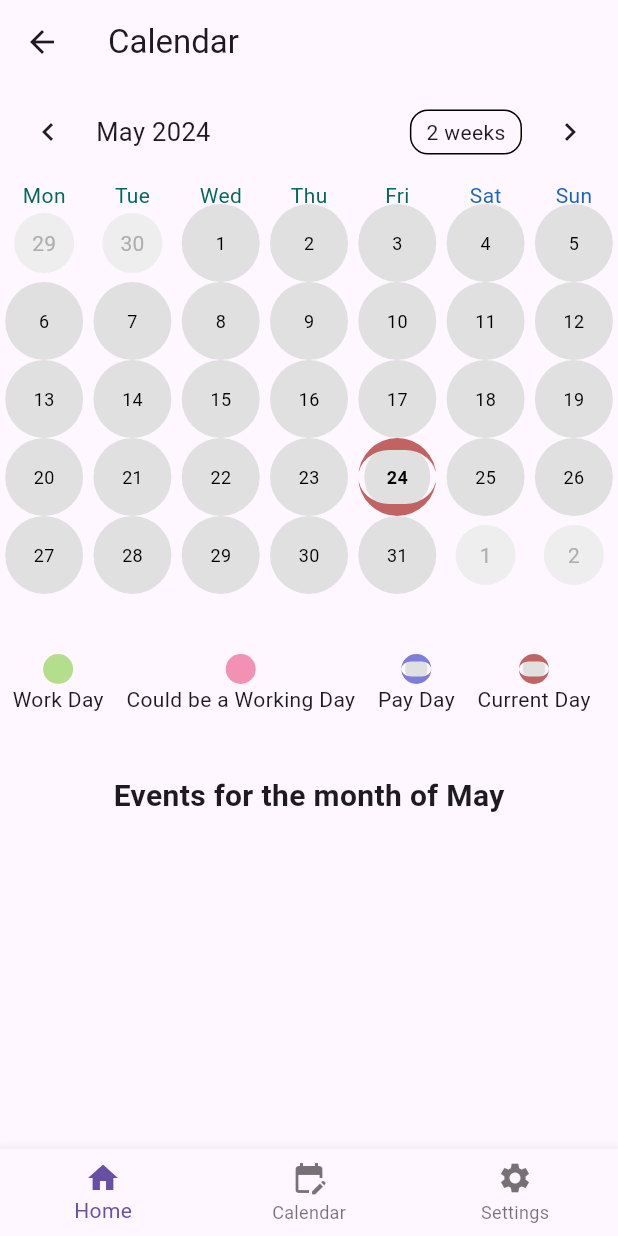
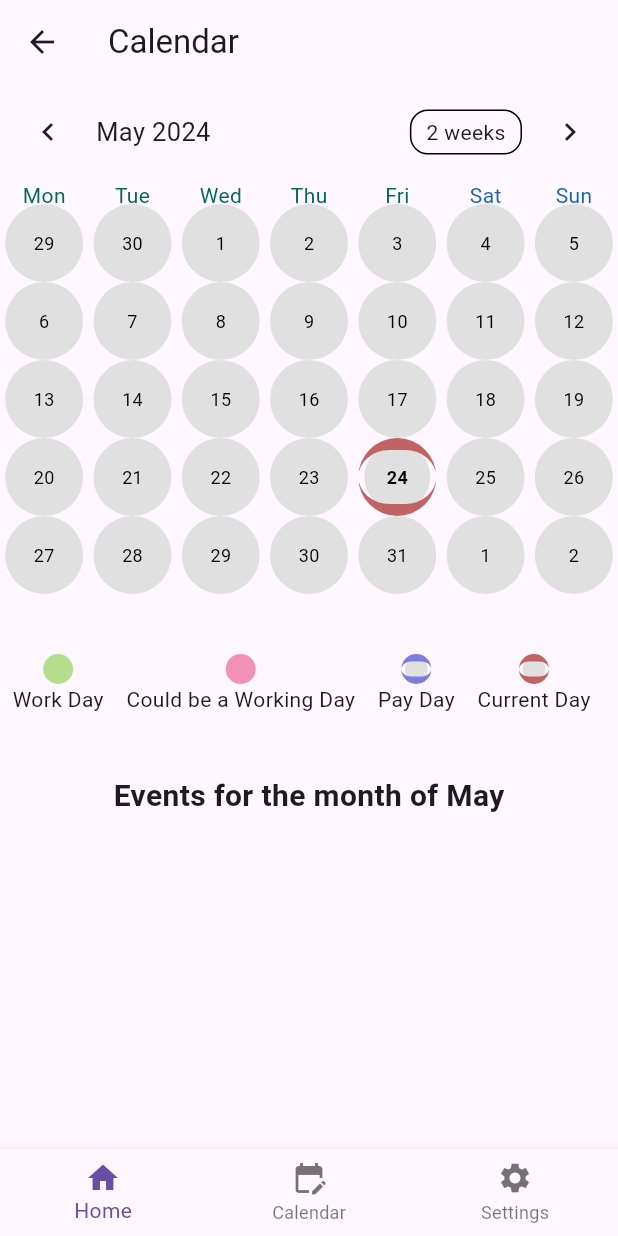
Before and after one commit to ligamt15/work_scheduler, a Flutter app: the CalendarPage screen opened by its route, on a phone screen of 412 x 824 dp. Run offline on Flutter 3.47's test engine with Material 3 defaults, Android fonts, the phone set to English and light mode, and no system bars; drawn by our look-alikes of table_calendar; our stand-ins replace cloud_firestore, firebase_auth, firebase_core; accounts and stored records are empty; network calls fail.

Commit message:
update outMonth days

```diff
--- a/lib/screens/base_widget.dart
+++ b/lib/screens/base_widget.dart
@@ -45,14 +45,17 @@ class BaseWidgetState extends State<BaseWidget> {
         items: const <BottomNavigationBarItem>[
           BottomNavigationBarItem(
             icon: Icon(Icons.home),
+            backgroundColor: Colors.blue,
             label: 'Home',
           ),
           BottomNavigationBarItem(
             icon: Icon(Icons.edit_calendar),
+            backgroundColor: Colors.blue,
             label: 'Calendar',
           ),
           BottomNavigationBarItem(
             icon: Icon(Icons.settings),
+            backgroundColor: Colors.blue,
             label: 'Settings',
           ),
         ],
--- a/lib/screens/calendar.dart
+++ b/lib/screens/calendar.dart
@@ -329,6 +329,72 @@ class CalendarPageState extends State<CalendarPage> {
 
                     return Container();
                   },
+                  outsideBuilder: (context, day, focusedDay) {
+                    final dateKey = formatDate(day);
+
+                    if (formatDate(day) == snapshot.data!['nextPaymentDate']) {
+                      return Container(
+                        padding: const EdgeInsets.all(4.0),
+                        decoration: BoxDecoration(
+                            shape: BoxShape.circle,
+                            color: eventMap[dateKey]?[0] != null
+                                ? _markerColor(eventMap[dateKey]![0])
+                                : const Color.fromARGB(255, 224, 224, 224),
+                            border: const Border.symmetric(
+                              horizontal: BorderSide(
+                                color: payDayColor,
+                                width: 8,
+                              ),
+                            )),
+                        width: 40,
+                        height: 40,
+                        alignment: Alignment.center,
+                        child: Text(
+                          '${day.day}',
+                          style: const TextStyle(
+                              color: Colors.black,
+                              fontSize: 12.0,
+                              fontWeight: FontWeight.bold),
+                        ),
+                      );
+                    }
+
+                    if (eventMap[dateKey] != null) {
+                      return Container(
+                        alignment: Alignment.center,
+                        width: 40,
+                        height: 40,
+                        decoration: BoxDecoration(
+                          shape: BoxShape.circle,
+                          color: _markerColor(eventMap[dateKey]![0]),
+                        ),
+                        child: Text(
+                          '${day.day}',
+                          style: const TextStyle(
+                            color: Colors.black,
+                            fontSize: 12.0,
+                          ),
+                        ),
+                      );
+                    } else {
+                      return Container(
+                        alignment: Alignment.center,
+                        width: 40,
+                        height: 40,
+                        decoration: const BoxDecoration(
+                          shape: BoxShape.circle,
+                          color: Color.fromARGB(255, 224, 224, 224),
+                        ),
+                        child: Text(
+                          '${day.day}',
+                          style: const TextStyle(
+                            color: Colors.black,
+                            fontSize: 12.0,
+                          ),
+                        ),
+                      );
+                    }
+                  },
                   defaultBuilder: (context, day, focusedDay) {
                     final dateKey = formatDate(day);
 
```
